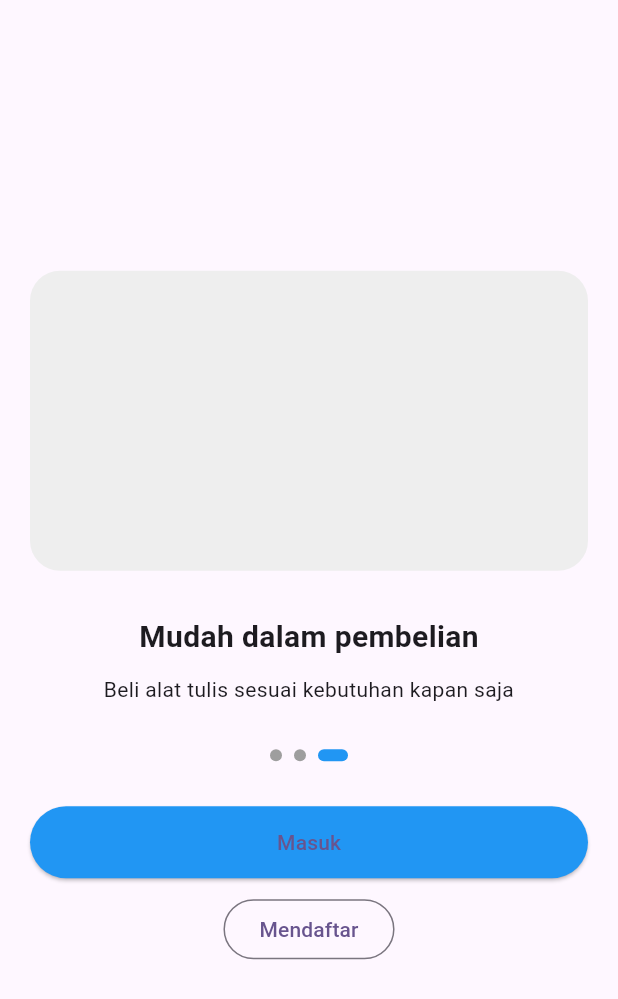
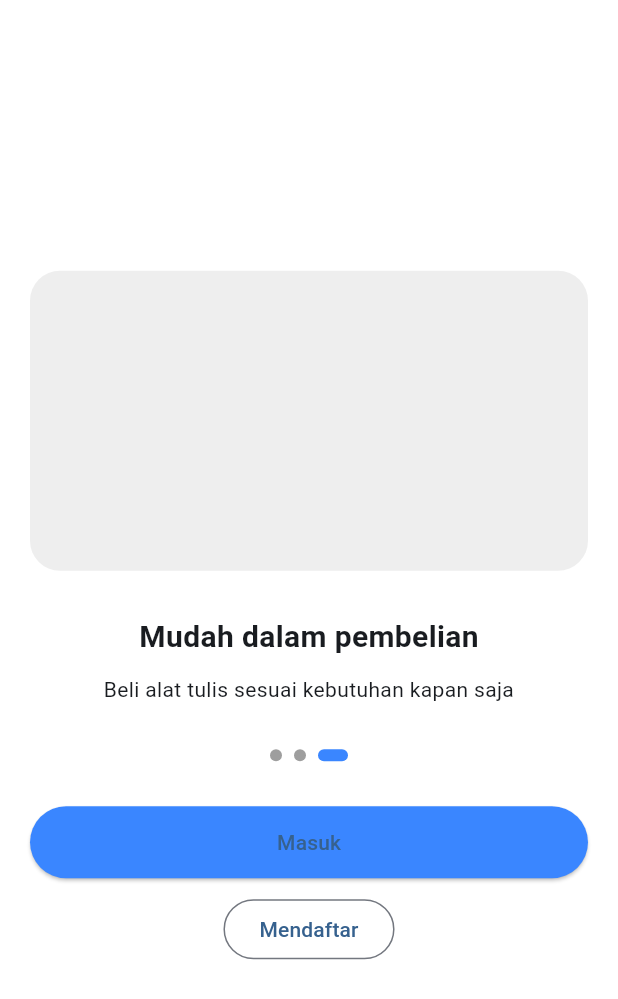
Before and after one commit to ArdiSuryaPurnama/Workshop-Mobile-Cashel, a Flutter app: the screen it shows after launch, swiped to page 4, on a phone screen of 412 x 824 dp. Shown: the top 999 px of the screen. Run offline on Flutter 3.47's test engine with Material 3 defaults, Android fonts, the light colour scheme and no system bars.

Commit message:
fix warna halaman login

```diff
--- a/cashel/lib/core/constants/colors.dart
+++ b/cashel/lib/core/constants/colors.dart
@@ -1,6 +1,6 @@
 import 'package:flutter/material.dart';
 
 class AppColors {
-  static const Color primary = Colors.blue;
-  static const Color background = Color(0xFFFFE1E1);
+  static const background = Color(0xFFFFFFFF); // putih
+  static const primary = Color(0xFF3A86FF); // contoh biru
 }
--- a/cashel/lib/main.dart
+++ b/cashel/lib/main.dart
@@ -29,8 +29,9 @@ class MyApp extends StatelessWidget {
         //
         // This works for code too, not just values: Most code changes can be
         // tested with just a hot reload.
-        colorScheme: .fromSeed(seedColor: Colors.deepPurple),
-      ),
+        colorScheme: ColorScheme.fromSeed(seedColor: Colors.blue),
+  scaffoldBackgroundColor: Colors.white,
+),
       home: const SplashScreen(),
     );
   }
```
